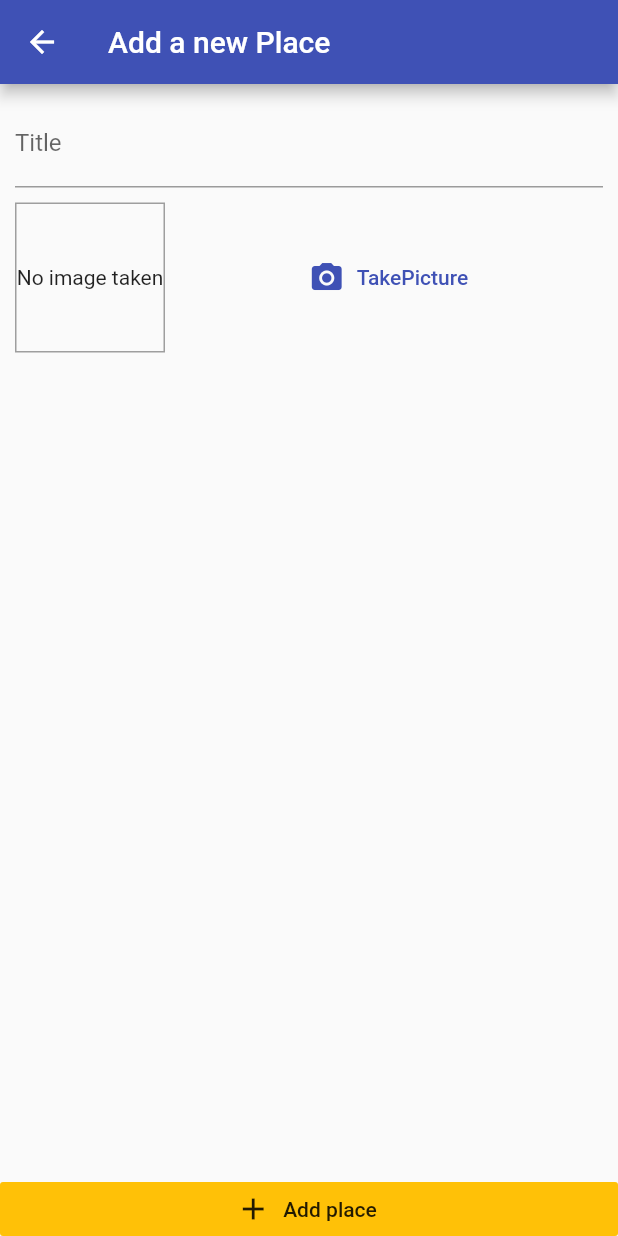
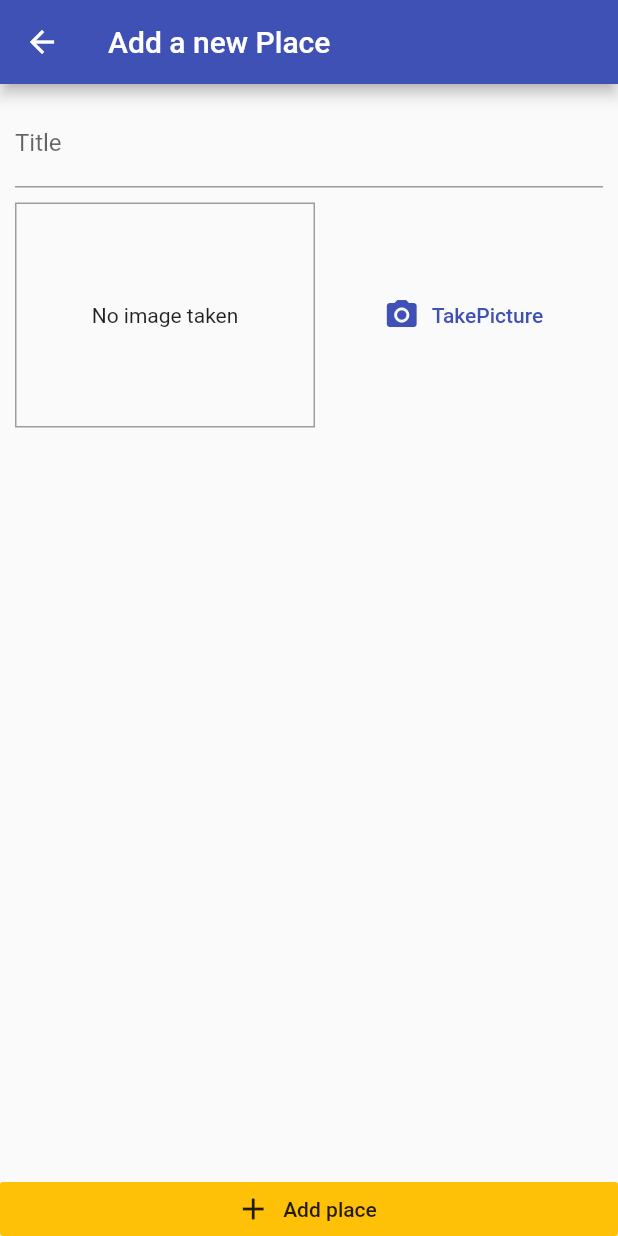
Before and after one commit to pritam-dante/places, a Flutter app: the AddPlaceScreen screen opened by its route, after a tap on "TakePicture", on a phone screen of 412 x 824 dp. Run offline on Flutter 3.47's test engine with Material 2 defaults, Android fonts, the phone set to English and light mode, and no system bars; our stand-ins replace image_picker.

```diff
--- a/lib/screens/add_place_screen.dart
+++ b/lib/screens/add_place_screen.dart
@@ -1,4 +1,8 @@
+import 'dart:io';
+
 import 'package:flutter/material.dart';
+import 'package:provider/provider.dart';
+import '../providers/great_places.dart';
 
 import '../widget/image_input.dart';
 
@@ -11,6 +15,20 @@ class AddPlaceScreen extends StatefulWidget {
 
 class _AddPlaceScreenState extends State<AddPlaceScreen> {
   final _titleController = TextEditingController();
+  File _pickedImage;
+
+  void _selectImage(File pickedImage) {
+    _pickedImage = pickedImage;
+  }
+
+  void _savedPlace() {
+    if (_titleController.text.isEmpty || _pickedImage == null) {
+      return;
+    }
+    Provider.of<GreatPlaces>(context, listen: false)
+        .addPlace(_titleController.text, _pickedImage);
+    Navigator.of(context).pop();
+  }
 
   @override
   Widget build(BuildContext context) {
@@ -34,14 +52,14 @@ class _AddPlaceScreenState extends State<AddPlaceScreen> {
                     SizedBox(
                       height: 10,
                     ),
-                    ImageInput(),
+                    ImageInput(_selectImage),
                   ],
                 ),
               ),
             ),
           ),
           RaisedButton.icon(
-            onPressed: () {},
+            onPressed: _savedPlace,
             icon: Icon(Icons.add),
             label: Text('Add place'),
             elevation: 0,
--- a/lib/widget/image_input.dart
+++ b/lib/widget/image_input.dart
@@ -1,21 +1,43 @@
 import 'dart:io';
 
 import 'package:flutter/material.dart';
+import 'package:image_picker/image_picker.dart';
+import 'package:path_provider/path_provider.dart' as syspath;
+import 'package:path/path.dart' as path;
 
 class ImageInput extends StatefulWidget {
+  final Function onSelectImage;
+
+  ImageInput(this.onSelectImage);
+
   @override
   _ImageInputState createState() => _ImageInputState();
 }
 
 class _ImageInputState extends State<ImageInput> {
   File _storedImage;
+
+  Future<void> _takePicture() async {
+    final imageFile = await ImagePicker.pickImage(
+      source: ImageSource.camera,
+      maxWidth: 600,
+    );
+    setState(() {
+      _storedImage = imageFile;
+    });
+    final appDir = await syspath.getApplicationDocumentsDirectory();
+    final fileName = path.basename(imageFile.path);
+    final savedImage = await imageFile.copy('${appDir.path}/$fileName');
+    widget.onSelectImage(savedImage);
+  }
+
   @override
   Widget build(BuildContext context) {
     return Row(
       children: <Widget>[
         Container(
-          width: 100,
-          height: 100,
+          width: 200,
+          height: 150,
           decoration: BoxDecoration(
             border: Border.all(width: 1, color: Colors.grey),
           ),
@@ -25,19 +47,23 @@ class _ImageInputState extends State<ImageInput> {
                   fit: BoxFit.cover,
                   width: double.infinity,
                 )
-              : Text('No image taken', textAlign: TextAlign.center,),
+              : Text(
+                  'No image taken',
+                  textAlign: TextAlign.center,
+                ),
           alignment: Alignment.center,
         ),
         SizedBox(
           width: 10,
         ),
         Expanded(
-            child: FlatButton.icon(
-          icon: Icon(Icons.camera_alt),
-          label: Text('TakePicture'),
-          textColor: Theme.of(context).primaryColor,
-          onPressed: (){},
-        )),
+          child: FlatButton.icon(
+            icon: Icon(Icons.camera_alt),
+            label: Text('TakePicture'),
+            textColor: Theme.of(context).primaryColor,
+            onPressed: _takePicture,
+          ),
+        ),
       ],
     );
   }
--- a/pubspec.yaml
+++ b/pubspec.yaml
@@ -24,7 +24,9 @@ dependencies:
   flutter:
     sdk: flutter
   provider: ^4.1.3
-
+  image_picker: ^0.6.7+2
+  path_provider: ^1.6.11
+  path: ^1.7.0
 
 
   # The following adds the Cupertino Icons font to your application.
```
Also changed, not shown: lib/providers/great_places.dart (+13 -0 lines), lib/screens/place_list_screen.dart (+20 -2 lines), pubspec.lock.
